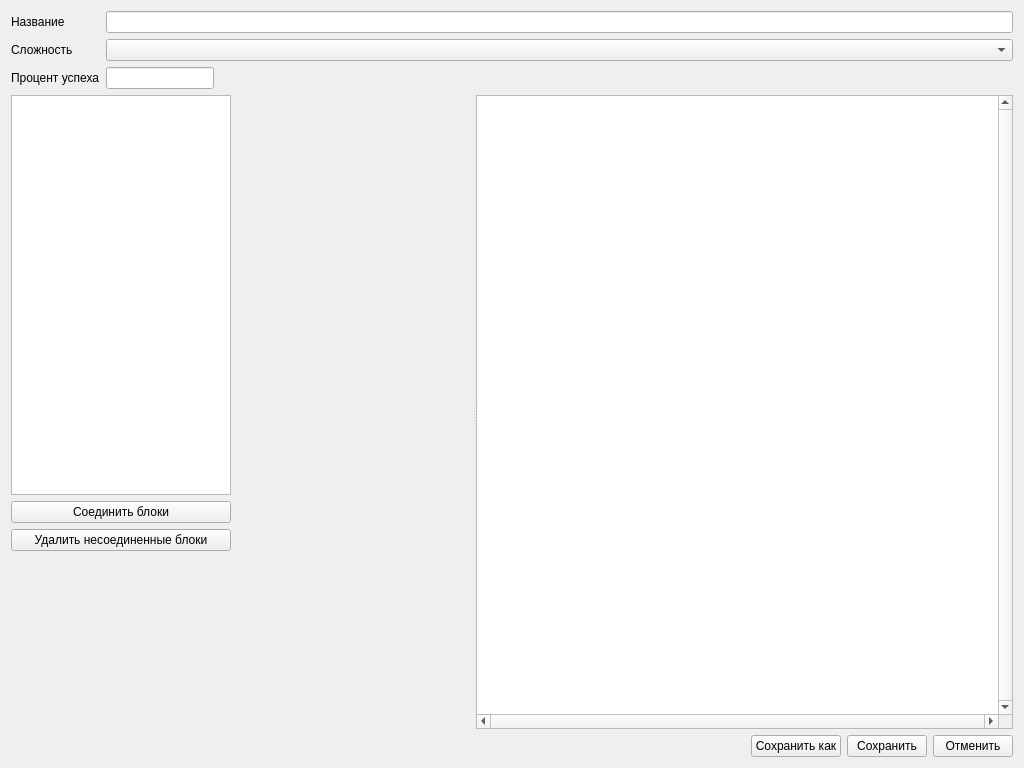
Above: dialogeditor/dialogeditorwindow.ui from QtWorks/VirtualClientDialogEditor before the change. Below: the same form after it.
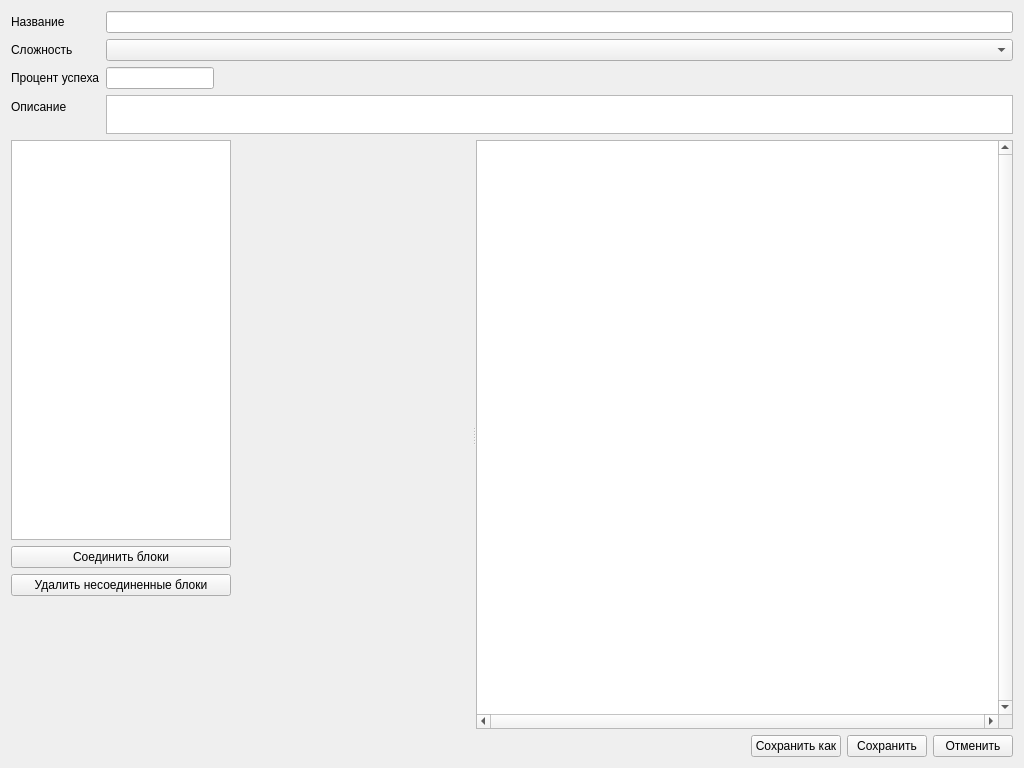
That is the form after the change. Custom widgets are drawn as their Qt base class.

Commit message: Added "note" field to dialog

Patch:
```diff
--- a/dialogeditor/dialogeditorwindow.ui
+++ b/dialogeditor/dialogeditorwindow.ui
@@ -16,6 +16,9 @@
   <layout class="QVBoxLayout" name="verticalLayout_2">
    <item>
     <layout class="QFormLayout" name="formLayout">
+     <property name="sizeConstraint">
+      <enum>QLayout::SetDefaultConstraint</enum>
+     </property>
      <item row="0" column="0">
       <widget class="QLabel" name="nameLabel">
        <property name="text">
@@ -70,6 +73,38 @@
        </item>
       </layout>
      </item>
+     <item row="3" column="0">
+      <widget class="QLabel" name="label_2">
+       <property name="text">
+        <string>Описание</string>
+       </property>
+      </widget>
+     </item>
+     <item row="3" column="1">
+      <widget class="QTextEdit" name="noteTextEdit">
+       <property name="sizePolicy">
+        <sizepolicy hsizetype="Expanding" vsizetype="Fixed">
+         <horstretch>0</horstretch>
+         <verstretch>0</verstretch>
+        </sizepolicy>
+       </property>
+       <property name="maximumSize">
+        <size>
+         <width>16777215</width>
+         <height>39</height>
+        </size>
+       </property>
+       <property name="lineWrapColumnOrWidth">
+        <number>0</number>
+       </property>
+       <property name="tabStopWidth">
+        <number>55</number>
+       </property>
+       <property name="placeholderText">
+        <string/>
+       </property>
+      </widget>
+     </item>
     </layout>
    </item>
    <item>
```
The commit also changes 6 other files.
